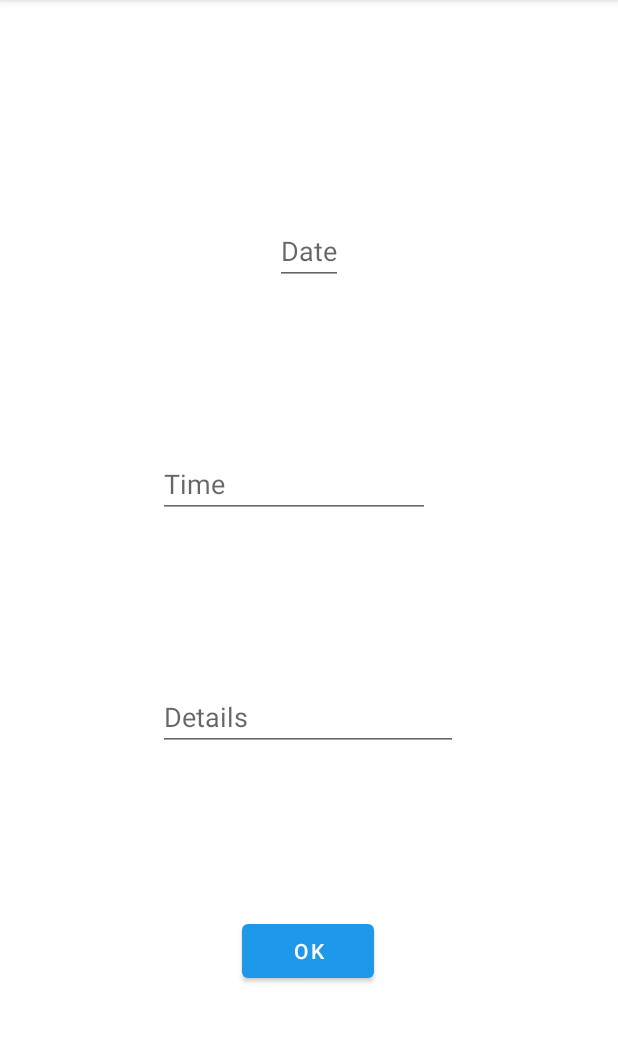
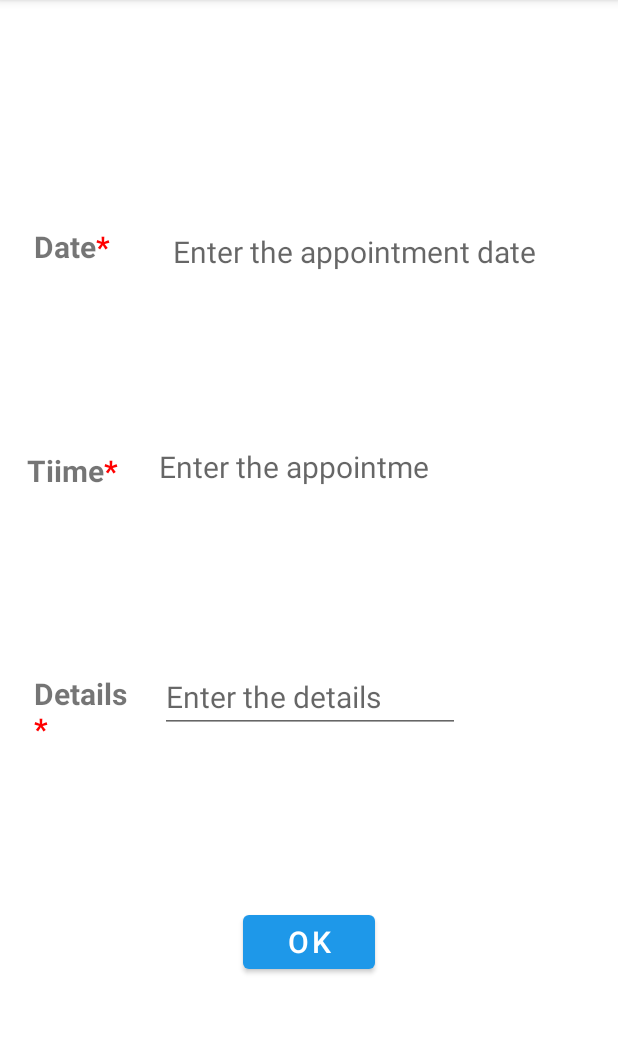
Before and after one commit to namitasolao/AppointmentSchedules, an Android app: the ApptPageFragment screen opened through its navigation route, on a phone screen of 412 x 824 dp, the part 84-1127 px from its top. Run offline under Robolectric (Android 15) with nearby library versions, the phone set to English and light mode, and no system bars; our stand-ins replace Room's generated code, data binding.

```diff
--- a/app/build.gradle
+++ b/app/build.gradle
@@ -80,4 +80,8 @@ dependencies {
 // Kotlin Extensions and Coroutines support for Room
     implementation "androidx.room:room-ktx:2.3.0"
 
+    implementation "androidx.fragment:fragment-ktx:1.4.0-alpha01"
+
+    implementation 'androidx.recyclerview:recyclerview:1.0.0'
+
 }
--- a/app/src/main/java/com/namita/mynotepad/MainActivity.kt
+++ b/app/src/main/java/com/namita/mynotepad/MainActivity.kt
@@ -2,10 +2,16 @@ package com.namita.mynotepad
 
 import androidx.appcompat.app.AppCompatActivity
 import android.os.Bundle
+import android.widget.TextView
+import androidx.recyclerview.widget.RecyclerView
 
 class MainActivity : AppCompatActivity() {
     override fun onCreate(savedInstanceState: Bundle?) {
         super.onCreate(savedInstanceState)
         setContentView(R.layout.activity_main)
     }
+
+
 }
+
+//class TextItemViewHolder(val textView: TextView): RecyclerView.ViewHolder(textView)
--- a/app/src/main/java/com/namita/mynotepad/apptpage/ApptPageFragment.kt
+++ b/app/src/main/java/com/namita/mynotepad/apptpage/ApptPageFragment.kt
@@ -5,15 +5,24 @@ import androidx.fragment.app.Fragment
 import android.view.LayoutInflater
 import android.view.View
 import android.view.ViewGroup
+import android.widget.Toast
 import androidx.databinding.DataBindingUtil
+import androidx.fragment.app.setFragmentResultListener
 import androidx.lifecycle.ViewModelProvider
 import androidx.navigation.Navigation
+import androidx.navigation.fragment.findNavController
 import com.namita.mynotepad.R
 import com.namita.mynotepad.database.ApptDatabase
 import com.namita.mynotepad.databinding.FragmentApptPageBinding
+import java.text.SimpleDateFormat
+import java.time.format.DateTimeFormatter
 
+const val TIME_REQUEST_KEY = "TIME_REQUEST_KEY"
+const val DATE_REQUEST_KEY = "DATE_REQUEST_KEY"
 
 class ApptPageFragment : Fragment(R.layout.fragment_appt_page) {
+
+    private lateinit var binding: FragmentApptPageBinding
 
     override fun onCreateView(
         inflater: LayoutInflater, container: ViewGroup?,
@@ -21,7 +30,7 @@ class ApptPageFragment : Fragment(R.layout.fragment_appt_page) {
     ): View? {
 
         //FragmentApptPageBinding is automatically created
-        val binding: FragmentApptPageBinding = DataBindingUtil.inflate(
+        binding = DataBindingUtil.inflate(
             inflater,
             R.layout.fragment_appt_page,
             container,
@@ -39,14 +48,25 @@ class ApptPageFragment : Fragment(R.layout.fragment_appt_page) {
         binding.lifecycleOwner = this
 
         with(binding) {
+            timeText.setOnClickListener {
+                Navigation.findNavController(it).navigate(R.id.action_apptPageFragment_to_timePickerFragment)
+            }
+            dateText.setOnClickListener {
+                Navigation.findNavController(it).navigate(R.id.action_apptPageFragment_to_datePickerFragment)
+            }
             okButton.setOnClickListener {
-                apptPage?.onAdd(
+                val isSuccessful = apptPage?.onAdd(
                     dateText.text.toString(),
                     timeText.text.toString(),
                     detailsText.text.toString()
-                )
-                val navBack = Navigation.findNavController(it)
-                navBack.navigate(R.id.action_apptPageFragment_to_homeFragment)
+                ) ?: false
+
+                if(isSuccessful) {
+                    //Navigation.findNavController(it).navigate(R.id.action_apptPageFragment_to_homeFragment)
+                    findNavController().navigateUp()
+                } else{
+                    Toast.makeText(it.context, "Enter the value!", Toast.LENGTH_SHORT).show()
+                }
             }
         }
 
@@ -54,5 +74,23 @@ class ApptPageFragment : Fragment(R.layout.fragment_appt_page) {
         return binding.root
     }
 
+    override fun onViewCreated(view: View, savedInstanceState: Bundle?) {
+        super.onViewCreated(view, savedInstanceState)
+
+        // Step 1. Listen for fragment results
+        setFragmentResultListener(TIME_REQUEST_KEY) { key, bundle ->
+            bundle["time"]?.let {
+                binding.timeText.text = it.toString()
+            }
+        }
+
+        setFragmentResultListener(DATE_REQUEST_KEY) { key, bundle ->
+            bundle["date"]?.let {
+                binding.dateText.text = it.toString()
+            }
+        }
+
+    }
+
 
 }
--- a/app/src/main/java/com/namita/mynotepad/database/AppointmentsDAO.kt
+++ b/app/src/main/java/com/namita/mynotepad/database/AppointmentsDAO.kt
@@ -21,5 +21,9 @@ interface AppointmentsDAO {
     suspend fun getAppt() : Appointments?
 
     @Query("Select * from appointments_tab order by apptid desc")
-    fun getAllAppt() : LiveData<List<Appointments?>>
+    suspend fun getAllAppt() : List<Appointments>
+
+    @Query("Select count(1) from appointments_tab ")
+    suspend fun getCount() : Int
+
 }
--- a/app/src/main/java/com/namita/mynotepad/database/ApptDatabase.kt
+++ b/app/src/main/java/com/namita/mynotepad/database/ApptDatabase.kt
@@ -8,7 +8,6 @@ import androidx.room.TypeConverters
 
 @Database(entities = [Appointments::class] , version = 1,exportSchema = false)
 @TypeConverters(Converters::class)
-
 public abstract class ApptDatabase : RoomDatabase(){
 
     abstract val appointmentsDAO : AppointmentsDAO
--- a/app/src/main/java/com/namita/mynotepad/homepage/HomeFragment.kt
+++ b/app/src/main/java/com/namita/mynotepad/homepage/HomeFragment.kt
@@ -6,6 +6,7 @@ import androidx.fragment.app.Fragment
 import android.view.View
 import android.view.ViewGroup
 import android.widget.Button
+import androidx.core.view.isVisible
 import androidx.databinding.DataBindingUtil
 import androidx.lifecycle.Observer
 //import androidx.databinding.DataBindingUtil.inflate
@@ -14,18 +15,22 @@ import androidx.navigation.Navigation
 import com.namita.mynotepad.database.ApptDatabase
 import com.namita.mynotepad.R
 import com.namita.mynotepad.apptpage.ApptViewModelFactory
+import com.namita.mynotepad.database.Appointments
 import com.namita.mynotepad.databinding.FragmentHomeBinding
 
 class HomeFragment : Fragment(R.layout.fragment_home) {
+
+    lateinit var homeViewModel: HomeViewModel
+    lateinit var binding: FragmentHomeBinding
 
     override fun onCreateView(
         inflater: LayoutInflater,
         container: ViewGroup?,
         savedInstanceState: Bundle?
-    ): View? {
+    ): View {
 
         //FragmentHomeBinding is automatically created
-        val binding: FragmentHomeBinding = DataBindingUtil.inflate(
+        binding = DataBindingUtil.inflate(
             inflater,
             R.layout.fragment_home,
             container,
@@ -39,7 +44,8 @@ class HomeFragment : Fragment(R.layout.fragment_home) {
         //val modelFactory = HomeViewModelFactory(datasource,application)
         val modelFactory = ApptViewModelFactory (datasource,application)
 
-        binding.homeViewModel = ViewModelProvider(this,modelFactory).get(HomeViewModel::class.java)
+        homeViewModel = ViewModelProvider(this,modelFactory).get(HomeViewModel::class.java)
+//        binding.homeViewModel = homeViewModel
 
         binding.lifecycleOwner = this
 
@@ -53,17 +59,42 @@ class HomeFragment : Fragment(R.layout.fragment_home) {
 //            binding.dataText.text = it.toString()
 //        })
 
+        binding.addButton.setOnClickListener {
+            Navigation.findNavController(it).navigate(R.id.action_homeFragment_to_apptPageFragment)
+        }
+
+        binding.deleteButton.setOnClickListener {
+            homeViewModel.onDelete()
+            //deleteButtonStatus()
+            homeViewModel.initializeAppointments()
+        }
+
+        val adapter = AppointmentAdapter()
+        binding.apptList.adapter = adapter
+
+        homeViewModel.appointments.observe(viewLifecycleOwner, Observer {
+            it?.let {
+                //adapter.data = it
+                adapter.submitList(it)     //to check the difference between old and new list
+
+                deleteButtonStatus(it.isEmpty())
+
+            }
+        })
+
+
         return binding.root
     }
 
-    override fun onViewCreated(view: View, savedInstanceState: Bundle?) {
-        super.onViewCreated(view, savedInstanceState)
-
-        val button = view.findViewById<Button>(R.id.add_button)
-        button.setOnClickListener {
-
-            Navigation.findNavController(it).navigate(R.id.action_homeFragment_to_apptPageFragment)
-        }
+    override fun onStart() {
+        super.onStart()
+        //deleteButtonStatus()
+        homeViewModel.initializeAppointments()
     }
 
+    private fun deleteButtonStatus(isEmpty: Boolean){
+        //val count = homeViewModel.rowsExist()
+        binding.deleteButton.isVisible = !isEmpty
+
+    }
 }
--- a/app/src/main/java/com/namita/mynotepad/homepage/HomeViewModel.kt
+++ b/app/src/main/java/com/namita/mynotepad/homepage/HomeViewModel.kt
@@ -12,26 +12,40 @@ import kotlinx.coroutines.launch
 class HomeViewModel(val database : AppointmentsDAO,
                     application: Application) :AndroidViewModel(application) {
 
-    private val _appointments = MutableLiveData<Appointments?>()
+    //val allAppointments = database.getAllAppt()
 
-    val appointments : LiveData<Appointments?>
+    private val _appointments = MutableLiveData<List<Appointments>>()
+
+    val appointments : LiveData<List<Appointments>>
         get() = _appointments
 
-    init{
-        initializeAppointments()
-    }
+//    init{
+//        initializeAppointments()
+//    }
 
-    private fun initializeAppointments(){
+    fun initializeAppointments(){
         viewModelScope.launch {
             _appointments.value = getAppointmentsFromDatabase()
         }
     }
 
-    private suspend fun getAppointmentsFromDatabase(): Appointments? {
-        return database.getAppt()
+    private suspend fun getAppointmentsFromDatabase(): List<Appointments> {
+        return database.getAllAppt()
     }
 
 //     appointments.value = getAppointmentsFromDatabase()
 
+    fun onDelete(){
+        viewModelScope.launch {
+            database.delete()
+        }
+    }
 
+    fun rowsExist() : Int{
+        var count = 0
+        viewModelScope.launch {
+             count = database.getCount()
+        }
+        return count
+    }
 }
--- a/app/src/main/res/layout/fragment_appt_page.xml
+++ b/app/src/main/res/layout/fragment_appt_page.xml
@@ -16,27 +16,30 @@
         android:gravity="center"
         android:orientation="vertical">
 
-        <EditText
+        <TextView
             android:id="@+id/date_text"
             android:layout_width="wrap_content"
             android:layout_height="wrap_content"
-            android:hint="Date"
+            android:hint="Enter the appointment date"
             android:inputType="date"
+            android:textSize="20sp"
             app:layout_constraintBottom_toBottomOf="parent"
             app:layout_constraintEnd_toEndOf="parent"
+            app:layout_constraintHorizontal_bias="0.678"
             app:layout_constraintStart_toStartOf="parent"
             app:layout_constraintTop_toTopOf="parent"
-            app:layout_constraintVertical_bias="0.19999999" />
+            app:layout_constraintVertical_bias="0.208" />
 
-        <EditText
+        <TextView
             android:id="@+id/time_text"
             android:layout_width="181dp"
             android:layout_height="wrap_content"
-            android:hint="Time"
+            android:hint="Enter the appointment time"
             android:inputType="time"
+            android:textSize="20sp"
             app:layout_constraintBottom_toTopOf="@+id/scrollView2"
             app:layout_constraintEnd_toEndOf="parent"
-            app:layout_constraintHorizontal_bias="0.456"
+            app:layout_constraintHorizontal_bias="0.46"
             app:layout_constraintStart_toStartOf="parent"
             app:layout_constraintTop_toBottomOf="@+id/date_text"
             app:layout_constraintVertical_bias="0.47000003" />
@@ -47,7 +50,7 @@
             android:layout_height="wrap_content"
             app:layout_constraintBottom_toTopOf="@+id/ok_button"
             app:layout_constraintEnd_toEndOf="parent"
-            app:layout_constraintHorizontal_bias="0.497"
+            app:layout_constraintHorizontal_bias="0.502"
             app:layout_constraintStart_toStartOf="parent"
             app:layout_constraintTop_toBottomOf="@+id/time_text">
 
@@ -55,7 +58,8 @@
                 android:id="@+id/detailsText"
                 android:layout_width="200dp"
                 android:layout_height="wrap_content"
-                android:hint="Details" />
+                android:hint="Enter the details"
+                android:textSize="20sp" />
 
         </ScrollView>
 
@@ -64,11 +68,41 @@
             android:layout_width="wrap_content"
             android:layout_height="wrap_content"
             android:text="@string/okText"
+            android:textSize="20sp"
             app:layout_constraintBottom_toBottomOf="parent"
             app:layout_constraintEnd_toEndOf="parent"
-            app:layout_constraintHorizontal_bias="0.498"
             app:layout_constraintStart_toStartOf="parent"
             app:layout_constraintTop_toBottomOf="@+id/scrollView2" />
+
+        <TextView
+            android:id="@+id/date_field"
+            style="@style/fieldStyle"
+            android:text="@string/dateField"
+            app:layout_constraintBottom_toBottomOf="parent"
+            app:layout_constraintEnd_toStartOf="@+id/date_text"
+            app:layout_constraintStart_toStartOf="parent"
+            app:layout_constraintTop_toTopOf="parent"
+            app:layout_constraintVertical_bias="0.207" />
+
+        <TextView
+            android:id="@+id/time_field"
+            style="@style/fieldStyle"
+            android:text="@string/timeField"
+            app:layout_constraintBottom_toTopOf="@+id/details_field"
+            app:layout_constraintEnd_toStartOf="@+id/time_text"
+            app:layout_constraintStart_toStartOf="parent"
+            app:layout_constraintTop_toBottomOf="@+id/date_field" />
+
+        <TextView
+            android:id="@+id/details_field"
+            android:text="@string/detailsField"
+            style="@style/fieldStyle"
+            app:layout_constraintBottom_toBottomOf="parent"
+            app:layout_constraintEnd_toStartOf="@+id/scrollView2"
+            app:layout_constraintHorizontal_bias="0.625"
+            app:layout_constraintStart_toStartOf="parent"
+            app:layout_constraintTop_toBottomOf="@+id/date_field"
+            app:layout_constraintVertical_bias="0.48" />
         <!--        android:onClick="@{()->apptPage.onAdd()}"-->
 <!--        android:text="@string/okText" />-->
     </androidx.constraintlayout.widget.ConstraintLayout>
--- a/app/src/main/res/values/strings.xml
+++ b/app/src/main/res/values/strings.xml
@@ -4,4 +4,7 @@
     <string name="hello_blank_fragment">Hello blank fragment</string>
     <string name="addText">Add</string>
     <string name="okText">OK</string>
+    <string name="dateField">Date<font color='#FF0000'>*</font></string>
+    <string name="timeField">Tiime<font color='#FF0000'>*</font></string>
+    <string name="detailsField">Details<font color='#FF0000'>*</font></string>
 </resources>
--- a/app/src/main/res/values/style.xml
+++ b/app/src/main/res/values/style.xml
@@ -7,4 +7,13 @@
     <item name="android:layout_height">wrap_content</item>
 
 </style>
+
+    <style name="fieldStyle">
+
+        <item name="android:layout_width">70dp</item>
+        <item name="android:layout_height">40dp</item>
+        <item name="android:textSize">20sp</item>
+        <item name="android:textStyle">bold</item>
+
+    </style>
 </resources>
```
Also changed, not shown: app/src/main/java/com/namita/mynotepad/apptpage/ApptViewModel.kt (+21 -1 lines), app/src/main/java/com/namita/mynotepad/apptpage/DatePickerFragment.kt (added, +35 -0 lines), app/src/main/java/com/namita/mynotepad/apptpage/TimePickerFragment.kt (added, +40 -0 lines), app/src/main/java/com/namita/mynotepad/homepage/AppointmentAdapter.kt (added, +84 -0 lines), app/src/main/java/com/namita/mynotepad/homepage/BindingUtils.kt (added, +45 -0 lines), app/src/main/res/layout/fragment_home.xml (+22 -20 lines), app/src/main/res/layout/list_item_appointment.xml (added, +75 -0 lines), app/src/main/res/navigation/nav_graph.xml (+13 -2 lines).
